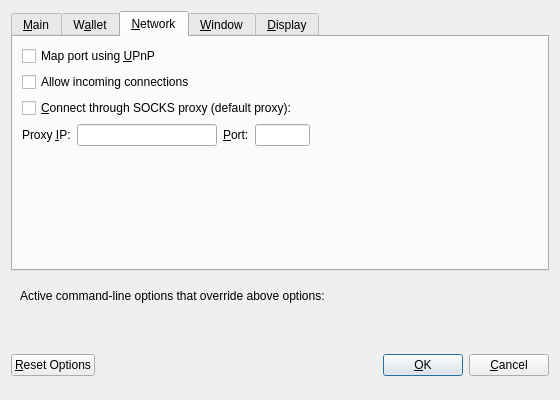
reddcoin-project/reddcoin-3.10, file src/qt/forms/optionsdialog.ui: the form before one commit.
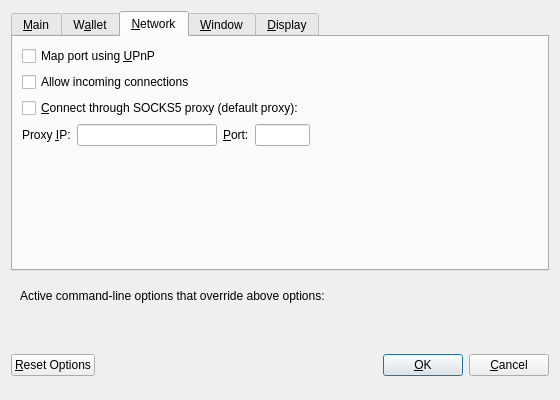
The form after the commit. The open tabs and pages were chosen to show the change. Custom widgets are drawn as their Qt base class.

Commit message:
[Qt] explicitly call proxy in GUI settings SOCKS5 proxy
- to ensure a consistent wording between core and GUI

# Conflicts:
#	src/qt/forms/optionsdialog.ui

Patch:
```diff
--- a/src/qt/forms/optionsdialog.ui
+++ b/src/qt/forms/optionsdialog.ui
@@ -212,7 +212,7 @@
           <string>Connect to the Reddcoin network through a SOCKS proxy.</string>
          </property>
          <property name="text">
-          <string>&amp;Connect through SOCKS proxy (default proxy):</string>
+          <string>&amp;Connect through SOCKS5 proxy (default proxy):</string>
          </property>
         </widget>
        </item>
```
Left out of the diff: 2 changed lines with no effect on the pictures.
